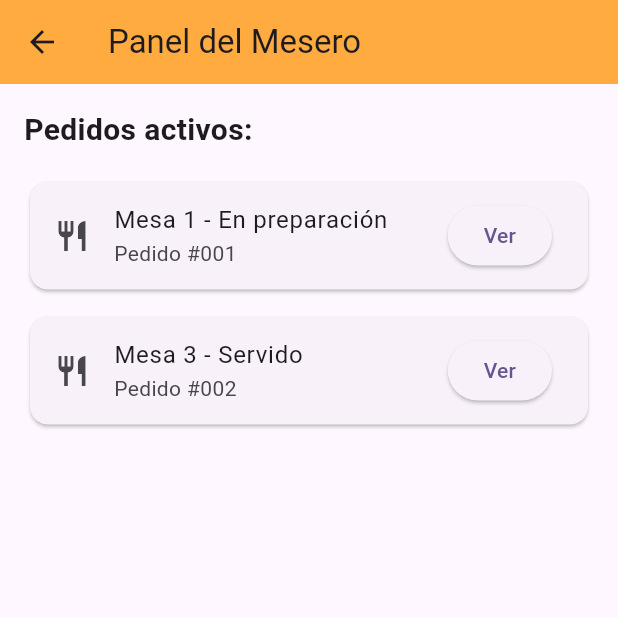
After one commit to DiegoJimenez2003/Capstone_repo_06, a Flutter app: the MeseroScreen screen opened directly, on a phone screen of 412 x 824 dp, the top half of it. The commit adds this screen. Run offline on Flutter 3.47's test engine with Material 3 defaults, Android fonts, the phone set to English and light mode, and no system bars; our stand-ins replace font_awesome_flutter.

Commit message:
Vista Mesero agregada

```diff
--- a/lib/HomeScreen.dart
+++ /dev/null
@@ -1,13 +0,0 @@
-import 'package:flutter/material.dart';
-
-class HomeScreen extends StatelessWidget {
-  const HomeScreen({super.key});
-
-  @override
-  Widget build(BuildContext context) {
-    return Scaffold(
-      appBar: AppBar(title: Text("EASY WIN"),),
-      body: Center(child:  Text("Listos"),
-    ));
-  }
-}
--- a/lib/LoginScreen.dart
+++ b/lib/LoginScreen.dart
@@ -1,5 +1,5 @@
 import 'package:flutter/material.dart';
-import 'HomeScreen.dart';
+import 'MeseroScreen.dart';
 import 'package:font_awesome_flutter/font_awesome_flutter.dart';
 
 class Loginscreen extends StatefulWidget {
@@ -27,7 +27,7 @@ class _LoginscreenState extends State<Loginscreen> {
       );
 
       Navigator.push(
-          context, MaterialPageRoute(builder: (context) => HomeScreen()));
+          context, MaterialPageRoute(builder: (context) => MeseroScreen()));
     } else {
       TextEstado = "TODO MAL";
       ScaffoldMessenger.of(context).showSnackBar(
--- /dev/null
+++ b/lib/MeseroScreen.dart
@@ -0,0 +1,45 @@
+import 'package:flutter/material.dart';
+
+class MeseroScreen extends StatelessWidget {
+  const MeseroScreen({super.key});
+
+  @override
+  Widget build(BuildContext context) {
+    return Scaffold(
+      appBar: AppBar(
+        title: const Text("Panel del Mesero"),
+        backgroundColor: Colors.orangeAccent,
+      ),
+      body: ListView(
+        padding: const EdgeInsets.all(16.0),
+        children: [
+          const Text("Pedidos activos:", style: TextStyle(fontSize: 20, fontWeight: FontWeight.bold)),
+          const SizedBox(height: 16),
+          Card(
+            child: ListTile(
+              leading: const Icon(Icons.restaurant),
+              title: const Text("Mesa 1 - En preparación"),
+              subtitle: const Text("Pedido #001"),
+              trailing: ElevatedButton(
+                onPressed: () {},
+                child: const Text("Ver"),
+              ),
+            ),
+          ),
+          const SizedBox(height: 10),
+          Card(
+            child: ListTile(
+              leading: const Icon(Icons.restaurant),
+              title: const Text("Mesa 3 - Servido"),
+              subtitle: const Text("Pedido #002"),
+              trailing: ElevatedButton(
+                onPressed: () {},
+                child: const Text("Ver"),
+              ),
+            ),
+          ),
+        ],
+      ),
+    );
+  }
+}
```
